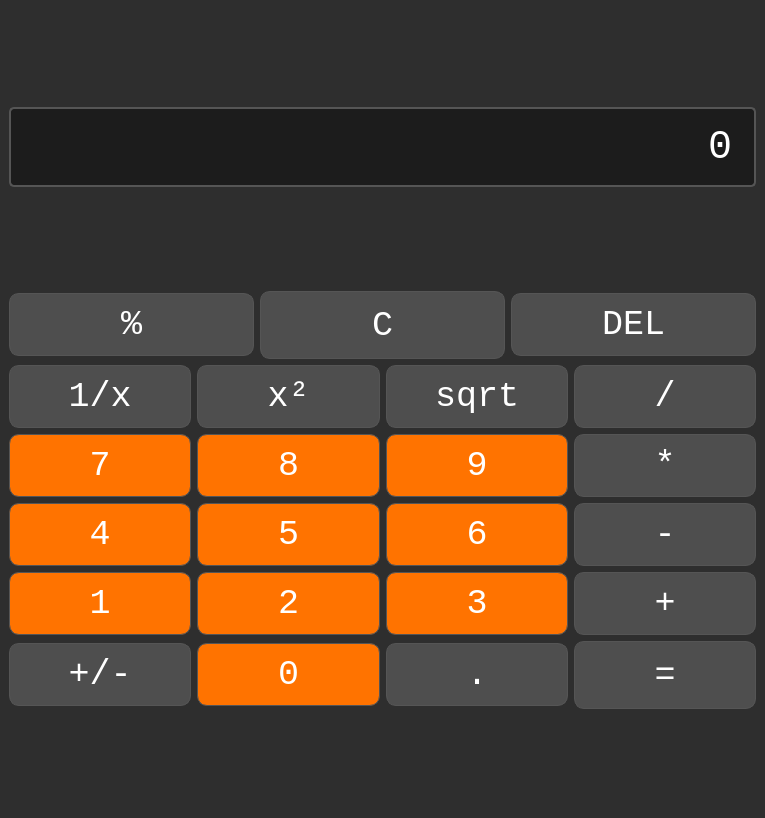
Qt form Engineering calculator/UI_files/calc.ui (Ilonczai-Andras/Mernoki-szamologep-szakdolgozat) before a commit.
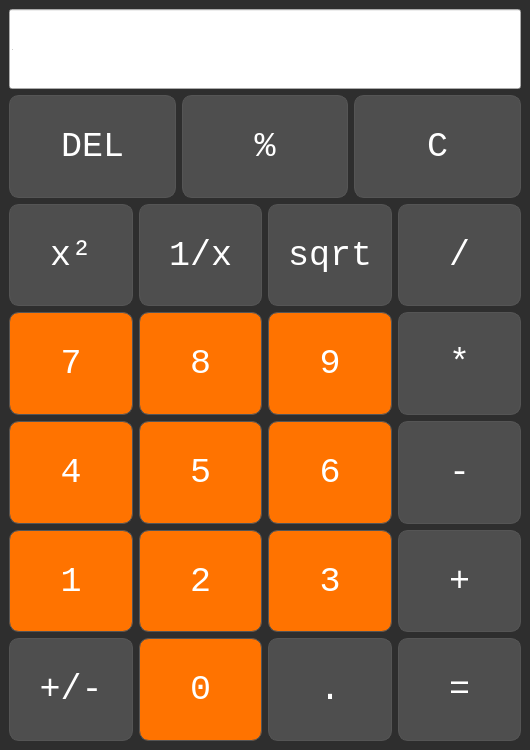
The same form after that commit.

Diff of the .ui file:
```diff
--- a/Engineering calculator/UI_files/calc.ui
+++ b/Engineering calculator/UI_files/calc.ui
@@ -6,8 +6,8 @@
    <rect>
     <x>0</x>
     <y>0</y>
-    <width>765</width>
-    <height>818</height>
+    <width>530</width>
+    <height>750</height>
    </rect>
   </property>
   <property name="sizePolicy">
@@ -16,12 +16,6 @@
     <verstretch>0</verstretch>
    </sizepolicy>
   </property>
-  <property name="minimumSize">
-   <size>
-    <width>0</width>
-    <height>0</height>
-   </size>
-  </property>
   <property name="windowTitle">
    <string>MainWindow</string>
   </property>
@@ -31,6 +25,12 @@
             }</string>
   </property>
   <widget class="QWidget" name="centralwidget">
+   <property name="sizePolicy">
+    <sizepolicy hsizetype="Expanding" vsizetype="Expanding">
+     <horstretch>0</horstretch>
+     <verstretch>0</verstretch>
+    </sizepolicy>
+   </property>
    <property name="minimumSize">
     <size>
      <width>0</width>
@@ -46,81 +46,92 @@
    <property name="styleSheet">
     <string notr="true"/>
    </property>
-   <layout class="QVBoxLayout" name="verticalLayout_2">
+   <layout class="QVBoxLayout" name="verticalLayout_3">
     <item>
-     <widget class="QLabel" name="outputLabel">
-      <property name="enabled">
-       <bool>true</bool>
-      </property>
-      <property name="sizePolicy">
-       <sizepolicy hsizetype="Expanding" vsizetype="Fixed">
-        <horstretch>0</horstretch>
-        <verstretch>0</verstretch>
-       </sizepolicy>
-      </property>
-      <property name="minimumSize">
-       <size>
-        <width>747</width>
-        <height>80</height>
-       </size>
-      </property>
-      <property name="maximumSize">
-       <size>
-        <width>16777215</width>
-        <height>80</height>
-       </size>
-      </property>
-      <property name="font">
-       <font>
-        <family>Courier New</family>
-        <pointsize>-1</pointsize>
-       </font>
-      </property>
-      <property name="styleSheet">
-       <string notr="true">            QLabel#outputLabel {
-                background-color: #1C1C1C;
-                font-size:40px;
-                font-family: 'Courier New', Courier, monospace; /* Monospaced font */
-                color: #FFFFFF;
-                border: 2px solid #555555;
-                border-radius: 5px;
-                padding: 10px;
-            }</string>
-      </property>
-      <property name="frameShape">
-       <enum>QFrame::Box</enum>
-      </property>
-      <property name="frameShadow">
-       <enum>QFrame::Raised</enum>
-      </property>
-      <property name="lineWidth">
-       <number>2</number>
-      </property>
-      <property name="text">
-       <string>0</string>
-      </property>
-      <property name="alignment">
-       <set>Qt::AlignRight|Qt::AlignTrailing|Qt::AlignVCenter</set>
-      </property>
-      <property name="margin">
-       <number>10</number>
-      </property>
-     </widget>
-    </item>
-    <item>
-     <layout class="QVBoxLayout" name="verticalLayout">
+     <layout class="QVBoxLayout" name="verticalLayout" stretch="0,0,0,0,0,0,0">
       <property name="spacing">
        <number>6</number>
       </property>
+      <property name="sizeConstraint">
+       <enum>QLayout::SetNoConstraint</enum>
+      </property>
+      <item>
+       <layout class="QVBoxLayout" name="verticalLayout_2">
+        <item>
+         <widget class="QLineEdit" name="outputLabel">
+          <property name="minimumSize">
+           <size>
+            <width>0</width>
+            <height>80</height>
+           </size>
+          </property>
+          <property name="font">
+           <font>
+            <family>'Courier New'</family>
+            <pointsize>-1</pointsize>
+           </font>
+          </property>
+          <property name="toolTipDuration">
+           <number>10</number>
+          </property>
+          <property name="styleSheet">
+           <string notr="true">
+               background-color: #1C1C1C;
+               font-size:40px;
+            font-family: \'Courier New\', Courier, monospace; /* Monospaced font */
+             color: #FFFFFF;\n
+                border: 2px solid #555555;
+                border-radius: 5px;
+                padding: 10px;</string>
+          </property>
+          <property name="text">
+           <string>0</string>
+          </property>
+         </widget>
+        </item>
+       </layout>
+      </item>
       <item>
        <layout class="QHBoxLayout" name="horizontalLayout_6">
+        <property name="sizeConstraint">
+         <enum>QLayout::SetNoConstraint</enum>
+        </property>
+        <item>
+         <widget class="QPushButton" name="deleteButton">
+          <property name="sizePolicy">
+           <sizepolicy hsizetype="Expanding" vsizetype="Expanding">
+            <horstretch>0</horstretch>
+            <verstretch>0</verstretch>
+           </sizepolicy>
+          </property>
+          <property name="font">
+           <font>
+            <family>Courier New</family>
+            <pointsize>26</pointsize>
+           </font>
+          </property>
+          <property name="styleSheet">
+           <string notr="true">            QPushButton {
+                background-color: #4E4E4E;
+                font-family: 'Courier New', Courier, monospace; /* Monospaced font */
+                color: #FFFFFF;
+                border: 1px solid #555555;
+                border-radius: 10px;
+                padding: 10px;
+            }</string>
+          </property>
+          <property name="text">
+           <string>DEL</string>
+          </property>
+         </widget>
+        </item>
         <item>
          <widget class="QPushButton" name="percentageButton">
-          <property name="minimumSize">
-           <size>
-            <width>181</width>
-            <height>0</height>
-           </size>
+          <property name="sizePolicy">
+           <sizepolicy hsizetype="Expanding" vsizetype="Expanding">
+            <horstretch>0</horstretch>
+            <verstretch>0</verstretch>
+           </sizepolicy>
           </property>
           <property name="font">
            <font>
@@ -145,11 +156,11 @@
         </item>
         <item>
          <widget class="QPushButton" name="clearButton">
-          <property name="minimumSize">
-           <size>
-            <width>181</width>
-            <height>68</height>
-           </size>
+          <property name="sizePolicy">
+           <sizepolicy hsizetype="Expanding" vsizetype="Expanding">
+            <horstretch>0</horstretch>
+            <verstretch>0</verstretch>
+           </sizepolicy>
           </property>
           <property name="font">
            <font>
@@ -172,75 +183,20 @@
           </property>
          </widget>
         </item>
-        <item>
-         <widget class="QPushButton" name="deleteButton">
-          <property name="minimumSize">
-           <size>
-            <width>181</width>
-            <height>0</height>
-           </size>
-          </property>
-          <property name="font">
-           <font>
-            <family>Courier New</family>
-            <pointsize>26</pointsize>
-           </font>
-          </property>
-          <property name="styleSheet">
-           <string notr="true">            QPushButton {
-                background-color: #4E4E4E;
-                font-family: 'Courier New', Courier, monospace; /* Monospaced font */
-                color: #FFFFFF;
-                border: 1px solid #555555;
-                border-radius: 10px;
-                padding: 10px;
-            }</string>
-          </property>
-          <property name="text">
-           <string>DEL</string>
-          </property>
-         </widget>
-        </item>
        </layout>
       </item>
       <item>
        <layout class="QHBoxLayout" name="horizontalLayout_5">
-        <item>
-         <widget class="QPushButton" name="onePerXButton">
-          <property name="minimumSize">
-           <size>
-            <width>181</width>
-            <height>0</height>
-           </size>
-          </property>
-          <property name="font">
-           <font>
-            <family>Courier New</family>
-            <pointsize>26</pointsize>
-           </font>
-          </property>
-          <property name="styleSheet">
-           <string notr="true">            QPushButton {
-                background-color: #4E4E4E;
-                font-family: 'Courier New', Courier, monospace; /* Monospaced font */
-                color: #FFFFFF;
-                border: 1px solid #555555;
-                border-radius: 10px;
-                padding: 10px;
-            }</string>
-          </property>
-          <property name="text">
-           <string>1/x</string>
-          </property>
-         </widget>
-        </item>
+        <property name="sizeConstraint">
+         <enum>QLayout::SetNoConstraint</enum>
+        </property>
         <item>
          <widget class="QPushButton" name="quadratButton">
-          <property name="minimumSize">
-           <size>
-            <width>182</width>
-            <height>0</height>
-           </size>
+          <property name="sizePolicy">
+           <sizepolicy hsizetype="Expanding" vsizetype="Expanding">
+            <horstretch>0</horstretch>
+            <verstretch>0</verstretch>
+           </sizepolicy>
           </property>
           <property name="font">
            <font>
@@ -263,13 +219,42 @@
           </property>
          </widget>
         </item>
+        <item>
+         <widget class="QPushButton" name="onePerXButton">
+          <property name="sizePolicy">
+           <sizepolicy hsizetype="Expanding" vsizetype="Expanding">
+            <horstretch>0</horstretch>
+            <verstretch>0</verstretch>
+           </sizepolicy>
+          </property>
+          <property name="font">
+           <font>
+            <family>Courier New</family>
+            <pointsize>26</pointsize>
+           </font>
+          </property>
+          <property name="styleSheet">
+           <string notr="true">            QPushButton {
+                background-color: #4E4E4E;
+                font-family: 'Courier New', Courier, monospace; /* Monospaced font */
+                color: #FFFFFF;
+                border: 1px solid #555555;
+                border-radius: 10px;
+                padding: 10px;
+            }</string>
+          </property>
+          <property name="text">
+           <string>1/x</string>
+          </property>
+         </widget>
+        </item>
         <item>
          <widget class="QPushButton" name="sqrtButton">
-          <property name="minimumSize">
-           <size>
-            <width>181</width>
-            <height>0</height>
-           </size>
+          <property name="sizePolicy">
+           <sizepolicy hsizetype="Expanding" vsizetype="Expanding">
+            <horstretch>0</horstretch>
+            <verstretch>0</verstretch>
+           </sizepolicy>
           </property>
           <property name="font">
            <font>
@@ -294,6 +279,12 @@
         </item>
         <item>
          <widget class="QPushButton" name="divideButton">
+          <property name="sizePolicy">
+           <sizepolicy hsizetype="Expanding" vsizetype="Expanding">
+            <horstretch>0</horstretch>
+            <verstretch>0</verstretch>
+           </sizepolicy>
+          </property>
           <property name="font">
            <font>
             <family>Courier New</family>
@@ -319,13 +310,16 @@
       </item>
       <item>
        <layout class="QHBoxLayout" name="horizontalLayout_4">
+        <property name="sizeConstraint">
+         <enum>QLayout::SetNoConstraint</enum>
+        </property>
         <item>
          <widget class="QPushButton" name="Button_7">
-          <property name="minimumSize">
-           <size>
-            <width>181</width>
-            <height>0</height>
-           </size>
+          <property name="sizePolicy">
+           <sizepolicy hsizetype="Expanding" vsizetype="Expanding">
+            <horstretch>0</horstretch>
+            <verstretch>0</verstretch>
+           </sizepolicy>
           </property>
           <property name="font">
            <font>
@@ -351,11 +345,11 @@
         </item>
         <item>
          <widget class="QPushButton" name="Button_8">
-          <property name="minimumSize">
-           <size>
-            <width>182</width>
-            <height>0</height>
-           </size>
+          <property name="sizePolicy">
+           <sizepolicy hsizetype="Expanding" vsizetype="Expanding">
+            <horstretch>0</horstretch>
+            <verstretch>0</verstretch>
+           </sizepolicy>
           </property>
           <property name="font">
            <font>
@@ -381,11 +375,11 @@
         </item>
         <item>
          <widget class="QPushButton" name="Button_9">
-          <property name="minimumSize">
-           <size>
-            <width>181</width>
-            <height>0</height>
-           </size>
+          <property name="sizePolicy">
+           <sizepolicy hsizetype="Expanding" vsizetype="Expanding">
+            <horstretch>0</horstretch>
+            <verstretch>0</verstretch>
+           </sizepolicy>
           </property>
           <property name="font">
            <font>
@@ -411,6 +405,12 @@
         </item>
         <item>
          <widget class="QPushButton" name="multiplyButton">
+          <property name="sizePolicy">
+           <sizepolicy hsizetype="Expanding" vsizetype="Expanding">
+            <horstretch>0</horstretch>
+            <verstretch>0</verstretch>
+           </sizepolicy>
+          </property>
           <property name="font">
            <font>
             <family>Courier New</family>
@@ -436,13 +436,16 @@
       </item>
       <item>
        <layout class="QHBoxLayout" name="horizontalLayout_3">
+        <property name="sizeConstraint">
+         <enum>QLayout::SetNoConstraint</enum>
+        </property>
         <item>
          <widget class="QPushButton" name="Button_4">
-          <property name="minimumSize">
-           <size>
-            <width>181</width>
-            <height>0</height>
-           </size>
+          <property name="sizePolicy">
+           <sizepolicy hsizetype="Expanding" vsizetype="Expanding">
+            <horstretch>0</horstretch>
+            <verstretch>0</verstretch>
+           </sizepolicy>
           </property>
           <property name="font">
            <font>
@@ -468,11 +471,11 @@
         </item>
         <item>
          <widget class="QPushButton" name="Button_5">
-          <property name="minimumSize">
-           <size>
-            <width>182</width>
-            <height>0</height>
-           </size>
+          <property name="sizePolicy">
+           <sizepolicy hsizetype="Expanding" vsizetype="Expanding">
+            <horstretch>0</horstretch>
+            <verstretch>0</verstretch>
+           </sizepolicy>
           </property>
           <property name="font">
            <font>
@@ -498,11 +501,11 @@
         </item>
         <item>
          <widget class="QPushButton" name="Button_6">
-          <property name="minimumSize">
-           <size>
-            <width>181</width>
-            <height>0</height>
-           </size>
+          <property name="sizePolicy">
+           <sizepolicy hsizetype="Expanding" vsizetype="Expanding">
+            <horstretch>0</horstretch>
+            <verstretch>0</verstretch>
+           </sizepolicy>
           </property>
           <property name="font">
            <font>
@@ -528,6 +531,12 @@
         </item>
         <item>
          <widget class="QPushButton" name="minusButton">
+          <property name="sizePolicy">
+           <sizepolicy hsizetype="Expanding" vsizetype="Expanding">
+            <horstretch>0</horstretch>
+            <verstretch>0</verstretch>
+           </sizepolicy>
+          </property>
           <property name="font">
            <font>
             <family>Courier New</family>
@@ -553,13 +562,16 @@
       </item>
       <item>
        <layout class="QHBoxLayout" name="horizontalLayout_2">
+        <property name="sizeConstraint">
+         <enum>QLayout::SetNoConstraint</enum>
+        </property>
         <item>
          <widget class="QPushButton" name="Button_1">
-          <property name="minimumSize">
-           <size>
-            <width>181</width>
-            <height>0</height>
-           </size>
+          <property name="sizePolicy">
+           <sizepolicy hsizetype="Expanding" vsizetype="Expanding">
+            <horstretch>0</horstretch>
+            <verstretch>0</verstretch>
+           </sizepolicy>
           </property>
           <property name="font">
            <font>
@@ -585,11 +597,11 @@
         </item>
         <item>
          <widget class="QPushButton" name="Button_2">
-          <property name="minimumSize">
-           <size>
-            <width>182</width>
-            <height>0</height>
-           </size>
+          <property name="sizePolicy">
+           <sizepolicy hsizetype="Expanding" vsizetype="Expanding">
+            <horstretch>0</horstretch>
+            <verstretch>0</verstretch>
+           </sizepolicy>
           </property>
           <property name="font">
            <font>
@@ -615,11 +627,11 @@
         </item>
         <item>
          <widget class="QPushButton" name="Button_3">
-          <property name="minimumSize">
-           <size>
-            <width>181</width>
-            <height>0</height>
-           </size>
+          <property name="sizePolicy">
+           <sizepolicy hsizetype="Expanding" vsizetype="Expanding">
+            <horstretch>0</horstretch>
+            <verstretch>0</verstretch>
+           </sizepolicy>
           </property>
           <property name="font">
            <font>
@@ -645,6 +657,12 @@
         </item>
         <item>
          <widget class="QPushButton" name="plusButton">
+          <property name="sizePolicy">
+           <sizepolicy hsizetype="Expanding" vsizetype="Expanding">
+            <horstretch>0</horstretch>
+            <verstretch>0</verstretch>
+           </sizepolicy>
+          </property>
           <property name="font">
            <font>
             <family>Courier New</family>
@@ -669,14 +687,17 @@
        </layout>
       </item>
       <item>
-       <layout class="QHBoxLayout" name="horizontalLayout">
+       <layout class="QHBoxLayout" name="horizontalLayout" stretch="0,0,0,0">
+        <property name="sizeConstraint">
+         <enum>QLayout::SetNoConstraint</enum>
+        </property>
         <item>
          <widget class="QPushButton" name="plusMinusButton">
-          <property name="minimumSize">
-           <size>
-            <width>181</width>
-            <height>0</height>
-           </size>
+          <property name="sizePolicy">
+           <sizepolicy hsizetype="Expanding" vsizetype="Expanding">
+            <horstretch>0</horstretch>
+            <verstretch>0</verstretch>
+           </sizepolicy>
           </property>
           <property name="font">
            <font>
@@ -701,11 +722,11 @@
         </item>
         <item>
          <widget class="QPushButton" name="zeroButton">
-          <property name="minimumSize">
-           <size>
-            <width>182</width>
-            <height>0</height>
-           </size>
+          <property name="sizePolicy">
+           <sizepolicy hsizetype="Expanding" vsizetype="Expanding">
+            <horstretch>0</horstretch>
+            <verstretch>0</verstretch>
+           </sizepolicy>
           </property>
           <property name="font">
            <font>
@@ -731,11 +752,11 @@
         </item>
         <item>
          <widget class="QPushButton" name="decimalPointButton">
-          <property name="minimumSize">
-           <size>
-            <width>181</width>
-            <height>0</height>
-           </size>
+          <property name="sizePolicy">
+           <sizepolicy hsizetype="Expanding" vsizetype="Expanding">
+            <horstretch>0</horstretch>
+            <verstretch>0</verstretch>
+           </sizepolicy>
           </property>
           <property name="font">
            <font>
@@ -760,11 +781,11 @@
         </item>
         <item>
          <widget class="QPushButton" name="equalButton">
-          <property name="minimumSize">
-           <size>
-            <width>181</width>
-            <height>68</height>
-           </size>
+          <property name="sizePolicy">
+           <sizepolicy hsizetype="Expanding" vsizetype="Expanding">
+            <horstretch>0</horstretch>
+            <verstretch>0</verstretch>
+           </sizepolicy>
           </property>
           <property name="font">
            <font>
```
